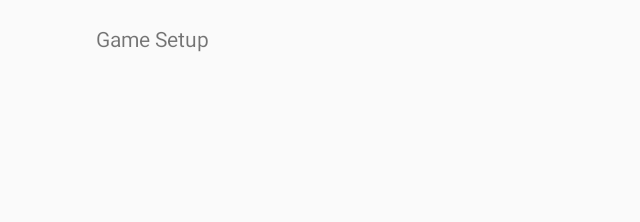
After one commit to ProjectLemon/intense-orange, an Android app: the GameSetup screen opened directly, with no data from a screen before it, on a phone screen of 824 x 412 dp (held sideways). The commit adds this screen. Shown: the top 222 px of the screen, without its empty margins (0-640 px from the left). Run offline under Robolectric (Android 15) with nearby library versions, the phone set to English and light mode, and no system bars.

Commit message:
Created two screens with a button on the first
Add: Screen, superclass for all activities

Modified: layouts for the screens

```diff
--- a/app/src/main/java/org/projectlemon/intenseorange/model/WifiPackage/WifiPackage.java
+++ b/app/src/main/java/org/projectlemon/intenseorange/model/WifiPackage/WifiPackage.java
@@ -1,4 +1,4 @@
-package org.projectlemon.intenseorange.model.wifiPackage;
+package org.projectlemon.intenseorange.model.WifiPackage;
 
 /**
  * Created by Jenny on 2015-11-11.
--- a/app/src/main/java/org/projectlemon/intenseorange/model/helpers/MessageHelper.java
+++ b/app/src/main/java/org/projectlemon/intenseorange/model/helpers/MessageHelper.java
@@ -4,7 +4,7 @@ import android.net.wifi.p2p.WifiP2pDevice;
 
 import org.projectlemon.intenseorange.model.Client;
 import org.projectlemon.intenseorange.model.utilities.clientKey;
-import org.projectlemon.intenseorange.model.wifiPackage.WifiPackage;
+import org.projectlemon.intenseorange.model.WifiPackage.WifiPackage;
 
 import java.util.HashMap;
 import java.util.Map;
--- a/app/src/main/java/org/projectlemon/intenseorange/model/network/WifiPackage.java
+++ b/app/src/main/java/org/projectlemon/intenseorange/model/network/WifiPackage.java
@@ -1,4 +1,4 @@
-package org.projectlemon.intenseorange.model.wifiPackage;
+package org.projectlemon.intenseorange.model.network;
 
 /**
  * Created by Jenny on 2015-11-11.
--- /dev/null
+++ b/app/src/main/java/org/projectlemon/intenseorange/ui/screen/Screen.java
@@ -0,0 +1,38 @@
+package org.projectlemon.intenseorange.ui.screen;
+
+import android.support.v7.app.AppCompatActivity;
+import android.os.Bundle;
+import android.view.View;
+
+import org.projectlemon.intenseorange.R;
+
+public abstract class Screen extends AppCompatActivity {
+
+    @Override
+    protected void onCreate(Bundle savedInstanceState) {
+        super.onCreate(savedInstanceState);
+
+        enableFullscreen();
+    }
+
+    @Override
+    public void onWindowFocusChanged(boolean hasFocus) {
+        super.onWindowFocusChanged(hasFocus);
+        //setTheme(R.style.Screen);
+
+        if (hasFocus) {
+            enableFullscreen();
+        }
+    }
+
+    private void enableFullscreen() {
+        getWindow().getDecorView().setSystemUiVisibility(
+                View.SYSTEM_UI_FLAG_LAYOUT_STABLE
+                        | View.SYSTEM_UI_FLAG_LAYOUT_HIDE_NAVIGATION
+                        | View.SYSTEM_UI_FLAG_LAYOUT_FULLSCREEN
+                        | View.SYSTEM_UI_FLAG_HIDE_NAVIGATION
+                        | View.SYSTEM_UI_FLAG_FULLSCREEN
+                        | View.SYSTEM_UI_FLAG_IMMERSIVE_STICKY);
+
+    }
+}
--- /dev/null
+++ b/app/src/main/java/org/projectlemon/intenseorange/ui/screen/server/GameSetup.java
@@ -0,0 +1,18 @@
+package org.projectlemon.intenseorange.ui.screen.server;
+
+import android.support.v7.app.AppCompatActivity;
+import android.os.Bundle;
+import android.view.View;
+import android.view.WindowManager;
+
+import org.projectlemon.intenseorange.R;
+import org.projectlemon.intenseorange.ui.screen.Screen;
+
+public class GameSetup extends Screen {
+
+    @Override
+    protected void onCreate(Bundle savedInstanceState) {
+        super.onCreate(savedInstanceState);
+        setContentView(R.layout.activity_game_setup);
+    }
+}
--- /dev/null
+++ b/app/src/main/res/layout/activity_game_setup.xml
@@ -0,0 +1,17 @@
+<?xml version="1.0" encoding="utf-8"?>
+<RelativeLayout xmlns:android="http://schemas.android.com/apk/res/android"
+    xmlns:tools="http://schemas.android.com/tools"
+    android:layout_width="match_parent"
+    android:layout_height="match_parent"
+    android:paddingLeft="@dimen/activity_horizontal_margin"
+    android:paddingRight="@dimen/activity_horizontal_margin"
+    android:paddingTop="@dimen/activity_vertical_margin"
+    android:paddingBottom="@dimen/activity_vertical_margin"
+    tools:context="org.projectlemon.intenseorange.ui.screen.server.GameSetup">
+
+    <TextView
+        android:layout_width="wrap_content"
+        android:layout_height="wrap_content"
+        android:text="Game Setup" />
+
+</RelativeLayout>
```
Also changed, not shown: app/src/main/AndroidManifest.xml (+9 -3 lines), app/src/main/java/org/projectlemon/intenseorange/ui/FrontPage.java (deleted, +0 -54 lines), app/src/main/java/org/projectlemon/intenseorange/ui/screen/StartScreen.java (added, +22 -0 lines), app/src/main/res/layout/activity_front_page.xml (deleted, +0 -25 lines), app/src/main/res/layout/activity_start_screen.xml (added, +25 -0 lines), app/src/main/res/layout/content_front_page.xml (deleted, +0 -14 lines), app/src/main/res/values/styles.xml (+7 -0 lines).
